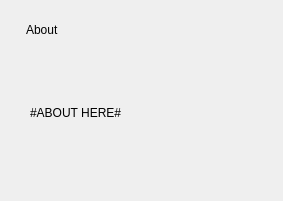
Old version of the form Wacom_FE/Release/About_UI.ui in the repository souvikchakraborty98/WACOM.
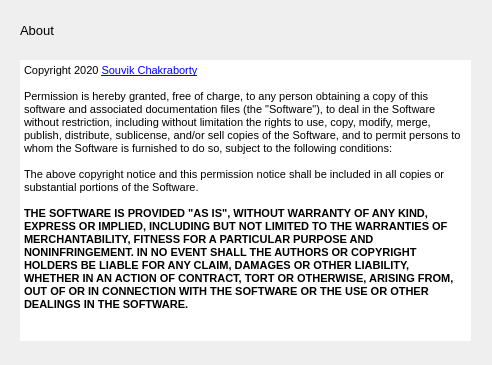
New version of the form.

The edit to the form file:
```diff
--- a/Wacom_FE/Release/About_UI.ui
+++ b/Wacom_FE/Release/About_UI.ui
@@ -6,8 +6,8 @@
    <rect>
     <x>0</x>
     <y>0</y>
-    <width>283</width>
-    <height>201</height>
+    <width>492</width>
+    <height>365</height>
    </rect>
   </property>
   <property name="windowTitle">
@@ -16,27 +16,57 @@
   <widget class="QLabel" name="label">
    <property name="geometry">
     <rect>
-     <x>26</x>
-     <y>22</y>
+     <x>20</x>
+     <y>20</y>
      <width>41</width>
-     <height>16</height>
+     <height>21</height>
     </rect>
    </property>
+   <property name="font">
+    <font>
+     <pointsize>10</pointsize>
+    </font>
+   </property>
    <property name="text">
     <string>About</string>
    </property>
   </widget>
-  <widget class="QLabel" name="label_2">
+  <widget class="QTextBrowser" name="textBrowser">
    <property name="geometry">
     <rect>
-     <x>30</x>
-     <y>52</y>
-     <width>211</width>
-     <height>121</height>
+     <x>20</x>
+     <y>60</y>
+     <width>451</width>
+     <height>281</height>
     </rect>
    </property>
-   <property name="text">
-    <string>#ABOUT HERE#</string>
+   <property name="autoFillBackground">
+    <bool>true</bool>
+   </property>
+   <property name="frameShape">
+    <enum>QFrame::NoFrame</enum>
+   </property>
+   <property name="frameShadow">
+    <enum>QFrame::Plain</enum>
+   </property>
+   <property name="lineWidth">
+    <number>0</number>
+   </property>
+   <property name="html">
+    <string>&lt;!DOCTYPE HTML PUBLIC &quot;-//W3C//DTD HTML 4.0//EN&quot; &quot;http://www.w3.org/TR/REC-html40/strict.dtd&quot;&gt;
+&lt;html&gt;&lt;head&gt;&lt;meta name=&quot;qrichtext&quot; content=&quot;1&quot; /&gt;&lt;style type=&quot;text/css&quot;&gt;
+p, li { white-space: pre-wrap; }
+&lt;/style&gt;&lt;/head&gt;&lt;body style=&quot; font-family:'MS Shell Dlg 2'; font-size:8.25pt; font-weight:400; font-style:normal;&quot;&gt;
+&lt;p style=&quot; margin-top:0px; margin-bottom:0px; margin-left:0px; margin-right:0px; -qt-block-indent:0; text-indent:0px;&quot;&gt;Copyright 2020 &lt;a href=&quot;https://github.com/souvikchakraborty98/WACOM/blob/master/README.md&quot;&gt;&lt;span style=&quot; font-size:8pt; text-decoration: underline; color:#0000ff;&quot;&gt;Souvik Chakraborty&lt;/span&gt;&lt;/a&gt;&lt;/p&gt;
+&lt;p style=&quot;-qt-paragraph-type:empty; margin-top:0px; margin-bottom:0px; margin-left:0px; margin-right:0px; -qt-block-indent:0; text-indent:0px;&quot;&gt;&lt;br /&gt;&lt;/p&gt;
+&lt;p style=&quot; margin-top:0px; margin-bottom:0px; margin-left:0px; margin-right:0px; -qt-block-indent:0; text-indent:0px;&quot;&gt;Permission is hereby granted, free of charge, to any person obtaining a copy of this software and associated documentation files (the &amp;quot;Software&amp;quot;), to deal in the Software without restriction, including without limitation the rights to use, copy, modify, merge, publish, distribute, sublicense, and/or sell copies of the Software, and to permit persons to whom the Software is furnished to do so, subject to the following conditions:&lt;/p&gt;
+&lt;p style=&quot;-qt-paragraph-type:empty; margin-top:0px; margin-bottom:0px; margin-left:0px; margin-right:0px; -qt-block-indent:0; text-indent:0px;&quot;&gt;&lt;br /&gt;&lt;/p&gt;
+&lt;p style=&quot; margin-top:0px; margin-bottom:0px; margin-left:0px; margin-right:0px; -qt-block-indent:0; text-indent:0px;&quot;&gt;The above copyright notice and this permission notice shall be included in all copies or substantial portions of the Software.&lt;/p&gt;
+&lt;p style=&quot;-qt-paragraph-type:empty; margin-top:0px; margin-bottom:0px; margin-left:0px; margin-right:0px; -qt-block-indent:0; text-indent:0px;&quot;&gt;&lt;br /&gt;&lt;/p&gt;
+&lt;p style=&quot; margin-top:0px; margin-bottom:0px; margin-left:0px; margin-right:0px; -qt-block-indent:0; text-indent:0px;&quot;&gt;&lt;span style=&quot; font-weight:600;&quot;&gt;THE SOFTWARE IS PROVIDED &amp;quot;AS IS&amp;quot;, WITHOUT WARRANTY OF ANY KIND, EXPRESS OR IMPLIED, INCLUDING BUT NOT LIMITED TO THE WARRANTIES OF MERCHANTABILITY, FITNESS FOR A PARTICULAR PURPOSE AND NONINFRINGEMENT. IN NO EVENT SHALL THE AUTHORS OR COPYRIGHT HOLDERS BE LIABLE FOR ANY CLAIM, DAMAGES OR OTHER LIABILITY, WHETHER IN AN ACTION OF CONTRACT, TORT OR OTHERWISE, ARISING FROM, OUT OF OR IN CONNECTION WITH THE SOFTWARE OR THE USE OR OTHER DEALINGS IN THE SOFTWARE.&lt;/span&gt;&lt;/p&gt;&lt;/body&gt;&lt;/html&gt;</string>
+   </property>
+   <property name="openExternalLinks">
+    <bool>true</bool>
    </property>
   </widget>
  </widget>
```
